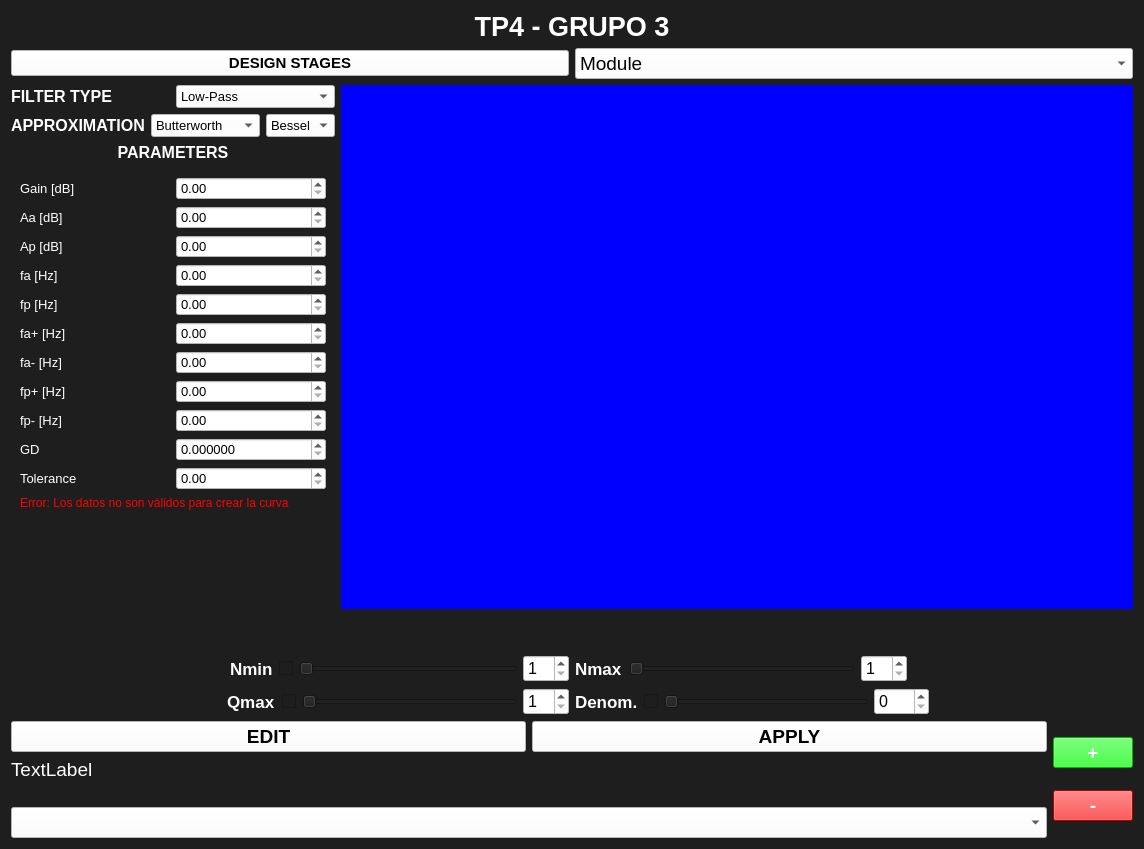
This is Frontend/Designer/tp4.ui in odevincenti/TC_TP4 as Qt 5 draws it before an edit. The edited form follows.
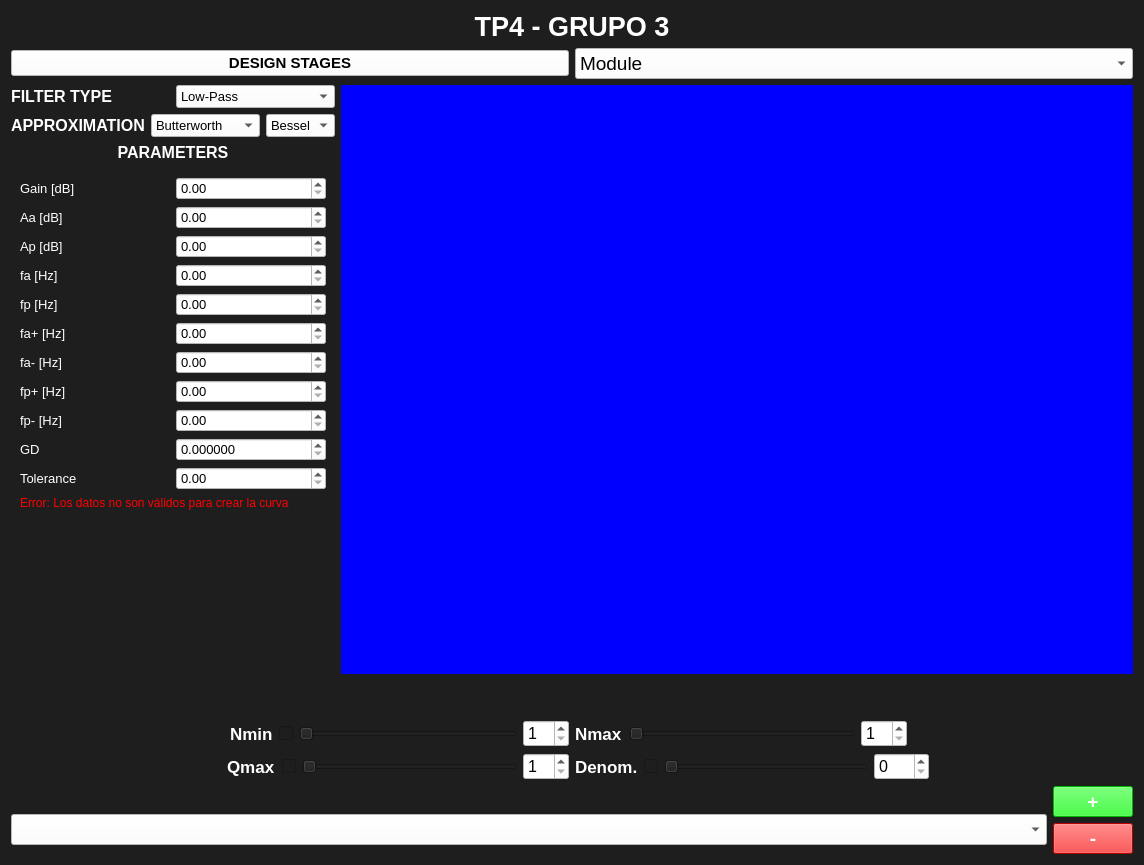
This is the edited form. Custom widgets are drawn as their Qt base class.

Commit message: micho k-po10: falto edit. Despues todo stages

The edit to the form file:
```diff
--- a/Frontend/Designer/tp4.ui
+++ b/Frontend/Designer/tp4.ui
@@ -7,7 +7,7 @@
     <x>0</x>
     <y>0</y>
     <width>1144</width>
-    <height>849</height>
+    <height>865</height>
    </rect>
   </property>
   <property name="windowTitle">
@@ -1046,57 +1046,7 @@
        <item>
         <layout class="QVBoxLayout" name="verticalLayout_3">
          <item>
-          <layout class="QHBoxLayout" name="horizontalLayout_3">
-           <item>
-            <widget class="QPushButton" name="Edit_button">
-             <property name="font">
-              <font>
-               <pointsize>14</pointsize>
-               <weight>75</weight>
-               <bold>true</bold>
-              </font>
-             </property>
-             <property name="styleSheet">
-              <string notr="true">background:white;</string>
-             </property>
-             <property name="text">
-              <string>EDIT</string>
-             </property>
-            </widget>
-           </item>
-           <item>
-            <widget class="QPushButton" name="Apply_button">
-             <property name="font">
-              <font>
-               <pointsize>14</pointsize>
-               <weight>75</weight>
-               <bold>true</bold>
-              </font>
-             </property>
-             <property name="styleSheet">
-              <string notr="true">background:white;</string>
-             </property>
-             <property name="text">
-              <string>APPLY</string>
-             </property>
-            </widget>
-           </item>
-          </layout>
-         </item>
-         <item>
-          <widget class="QLabel" name="label_4">
-           <property name="font">
-            <font>
-             <pointsize>14</pointsize>
-            </font>
-           </property>
-           <property name="styleSheet">
-            <string notr="true">color:white</string>
-           </property>
-           <property name="text">
-            <string>TextLabel</string>
-           </property>
-          </widget>
+          <layout class="QHBoxLayout" name="horizontalLayout_3"/>
          </item>
          <item>
           <spacer name="horizontalSpacer_7">
```
The commit also changes 2 other files.
